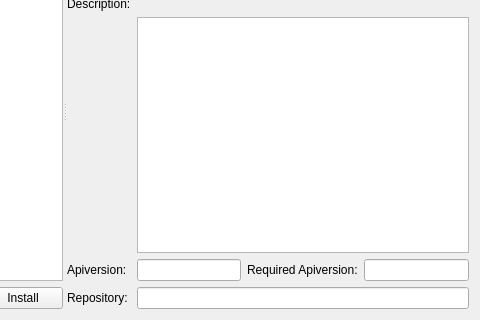
Above: ressources/repository.ui from pathmann/pyTSon before the change; both pictures show x 200 to 680 and y 98 to 418 of the 680 by 418 pixel window. Below: the same form after it.
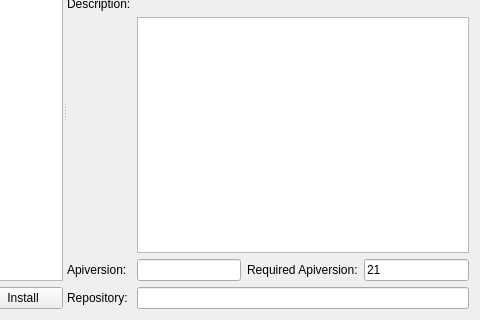
That is the form after the change.

Patch:
```diff
--- a/ressources/repository.ui
+++ b/ressources/repository.ui
@@ -54,7 +54,7 @@
        </item>
       </layout>
      </widget>
-     <widget class="QWidget" name="">
+     <widget class="QWidget" name="layoutWidget">
       <layout class="QGridLayout" name="gridLayout">
        <item row="2" column="0">
         <widget class="QLabel" name="label_5">
@@ -107,7 +107,17 @@
         </widget>
        </item>
        <item row="9" column="3">
-        <widget class="QLineEdit" name="requiredApiEdit"/>
+        <widget class="QLineEdit" name="requiredApiEdit">
+         <property name="enabled">
+          <bool>true</bool>
+         </property>
+         <property name="text">
+          <string>21</string>
+         </property>
+         <property name="readOnly">
+          <bool>true</bool>
+         </property>
+        </widget>
        </item>
        <item row="3" column="0">
         <widget class="QLabel" name="label_6">
```
Left out of the diff: 54 changed lines with no effect on the pictures.
